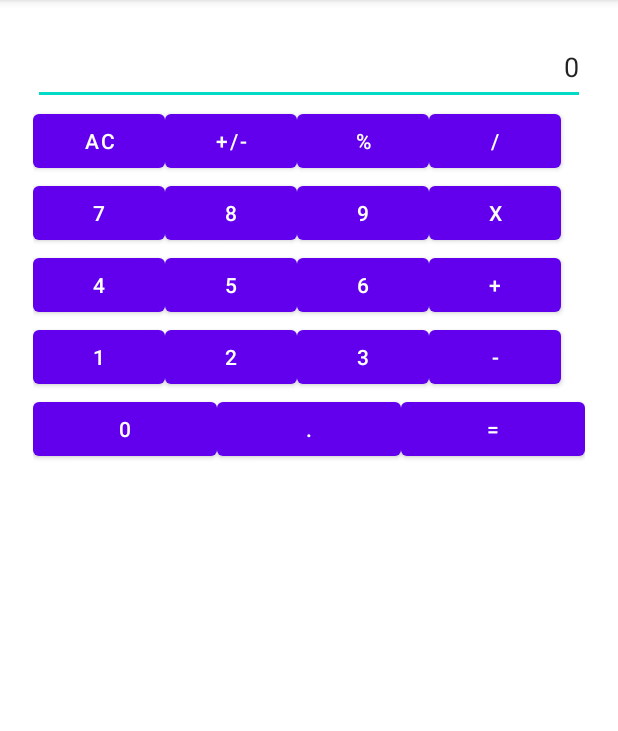
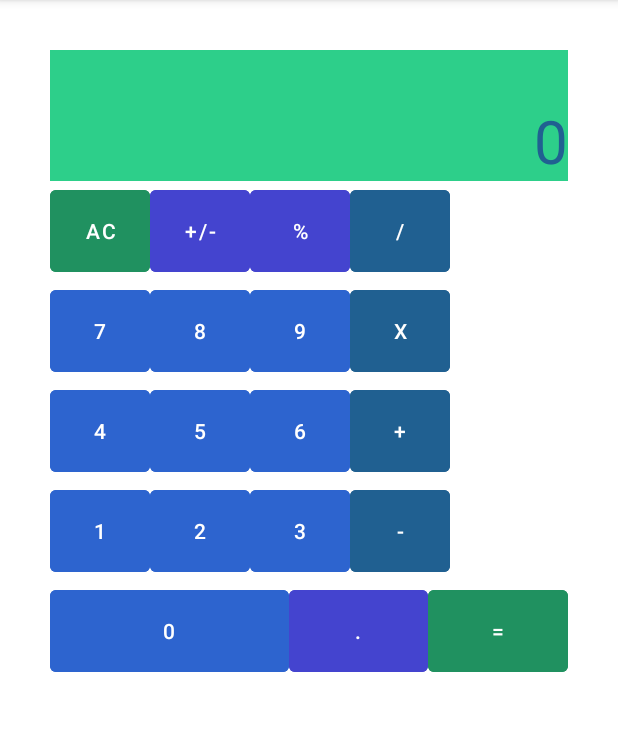
Before and after one commit to lebrony/Calculator-App, an Android app: the screen it shows after launch (MainActivity), on a phone screen of 412 x 824 dp, the part 84-815 px from its top. Run offline under Robolectric (Android 15) with nearby library versions, the phone set to English and light mode, and no system bars.

Commit message:
adding colors

```diff
--- a/app/src/main/res/layout/activity_main.xml
+++ b/app/src/main/res/layout/activity_main.xml
@@ -5,22 +5,27 @@
     android:layout_width="match_parent"
     android:layout_height="match_parent"
     android:orientation="vertical"
-    android:padding="10pt"
+    android:padding="15pt"
     tools:context=".MainActivity">
 
     <EditText
         android:id="@+id/editTextTextPersonName2"
         android:layout_width="match_parent"
         android:layout_height="wrap_content"
+        android:background="@color/inputbox"
         android:ems="10"
         android:gravity="right"
         android:inputType="textPersonName"
         android:minHeight="48dp"
-        android:text="0" />
+        android:paddingTop="15pt"
+        android:text="@string/_0"
+        android:textColor="@color/operations"
+        android:textSize="40sp" />
 
     <TableLayout
         android:layout_width="match_parent"
-        android:layout_height="wrap_content">
+        android:layout_height="wrap_content"
+        android:gravity="center">
 
         <TableRow
             android:layout_width="match_parent"
@@ -28,27 +33,39 @@
 
             <Button
                 android:id="@+id/button13"
-                android:layout_width="wrap_content"
-                android:layout_height="wrap_content"
-                android:text="AC" />
+                style="?android:attr/buttonBarButtonStyle"
+                android:layout_width="30pt"
+                android:layout_height="30pt"
+                android:backgroundTint="@color/main_button"
+                android:text="@string/ac"
+                android:textColor="@android:color/white" />
 
             <Button
                 android:id="@+id/button12"
-                android:layout_width="wrap_content"
-                android:layout_height="wrap_content"
-                android:text="+/-" />
+                style="?android:attr/buttonBarButtonStyle"
+                android:layout_width="30pt"
+                android:layout_height="30pt"
+                android:backgroundTint="@color/operation_button"
+                android:text="@string/plus_or_minus"
+                android:textColor="@android:color/white" />
 
             <Button
                 android:id="@+id/button11"
-                android:layout_width="wrap_content"
-                android:layout_height="wrap_content"
-                android:text="%" />
+                style="?android:attr/buttonBarButtonStyle"
+                android:layout_width="30pt"
+                android:layout_height="30pt"
+                android:backgroundTint="@color/operation_button"
+                android:text="@string/percent"
+                android:textColor="@android:color/white" />
 
             <Button
                 android:id="@+id/button10"
-                android:layout_width="wrap_content"
-                android:layout_height="wrap_content"
-                android:text="/" />
+                style="?android:attr/buttonBarButtonStyle"
+                android:layout_width="30pt"
+                android:layout_height="30pt"
+                android:backgroundTint="@color/operations"
+                android:text="@string/divide"
+                android:textColor="@android:color/white" />
         </TableRow>
 
         <TableRow
@@ -57,27 +74,39 @@
 
             <Button
                 android:id="@+id/button17"
-                android:layout_width="wrap_content"
-                android:layout_height="wrap_content"
-                android:text="7" />
+                style="?android:attr/buttonBarButtonStyle"
+                android:layout_width="30pt"
+                android:layout_height="30pt"
+                android:backgroundTint="@color/number_buttons"
+                android:text="@string/_7"
+                android:textColor="@android:color/white" />
 
             <Button
                 android:id="@+id/button16"
-                android:layout_width="wrap_content"
-                android:layout_height="wrap_content"
-                android:text="8" />
+                style="?android:attr/buttonBarButtonStyle"
+                android:layout_width="30pt"
+                android:layout_height="30pt"
+                android:backgroundTint="@color/number_buttons"
+                android:text="@string/_8"
+                android:textColor="@android:color/white" />
 
             <Button
                 android:id="@+id/button15"
-                android:layout_width="wrap_content"
-                android:layout_height="wrap_content"
-                android:text="9" />
+                style="?android:attr/buttonBarButtonStyle"
+                android:layout_width="30pt"
+                android:layout_height="30pt"
+                android:backgroundTint="@color/number_buttons"
+                android:text="@string/_9"
+                android:textColor="@android:color/white" />
 
             <Button
                 android:id="@+id/button14"
-                android:layout_width="wrap_content"
-                android:layout_height="wrap_content"
-                android:text="x" />
+                style="?android:attr/buttonBarButtonStyle"
+                android:layout_width="30pt"
+                android:layout_height="30pt"
+                android:backgroundTint="@color/operations"
+                android:text="@string/x"
+                android:textColor="@android:color/white" />
         </TableRow>
 
         <TableRow
@@ -86,27 +115,39 @@
 
             <Button
                 android:id="@+id/button21"
-                android:layout_width="wrap_content"
-                android:layout_height="wrap_content"
-                android:text="4" />
+                style="?android:attr/buttonBarButtonStyle"
+                android:layout_width="30pt"
+                android:layout_height="30pt"
+                android:backgroundTint="@color/number_buttons"
+                android:text="@string/_4"
+                android:textColor="@android:color/white" />
 
             <Button
                 android:id="@+id/button20"
-                android:layout_width="wrap_content"
-                android:layout_height="wrap_content"
-                android:text="5" />
+                style="?android:attr/buttonBarButtonStyle"
+                android:layout_width="30pt"
+                android:layout_height="30pt"
+                android:backgroundTint="@color/number_buttons"
+                android:text="@string/_5"
+                android:textColor="@android:color/white" />
 
             <Button
                 android:id="@+id/button19"
-                android:layout_width="wrap_content"
-                android:layout_height="wrap_content"
-                android:text="6" />
+                style="?android:attr/buttonBarButtonStyle"
+                android:layout_width="30pt"
+                android:layout_height="30pt"
+                android:backgroundTint="@color/number_buttons"
+                android:text="@string/_6"
+                android:textColor="@android:color/white" />
 
             <Button
                 android:id="@+id/button18"
-                android:layout_width="wrap_content"
-                android:layout_height="wrap_content"
-                android:text="+" />
+                style="?android:attr/buttonBarButtonStyle"
+                android:layout_width="30pt"
+                android:layout_height="30pt"
+                android:backgroundTint="@color/operations"
+                android:text="@string/plus"
+                android:textColor="@android:color/white" />
         </TableRow>
 
         <TableRow
@@ -115,27 +156,39 @@
 
             <Button
                 android:id="@+id/button25"
-                android:layout_width="wrap_content"
-                android:layout_height="wrap_content"
-                android:text="1" />
+                style="?android:attr/buttonBarButtonStyle"
+                android:layout_width="30pt"
+                android:layout_height="30pt"
+                android:backgroundTint="@color/number_buttons"
+                android:text="@string/_1"
+                android:textColor="@android:color/white" />
 
             <Button
                 android:id="@+id/button24"
-                android:layout_width="wrap_content"
-                android:layout_height="wrap_content"
-                android:text="2" />
+                style="?android:attr/buttonBarButtonStyle"
+                android:layout_width="30pt"
+                android:layout_height="30pt"
+                android:backgroundTint="@color/number_buttons"
+                android:text="@string/_2"
+                android:textColor="@android:color/white" />
 
             <Button
                 android:id="@+id/button23"
-                android:layout_width="wrap_content"
-                android:layout_height="wrap_content"
-                android:text="3" />
+                style="?android:attr/buttonBarButtonStyle"
+                android:layout_width="30pt"
+                android:layout_height="30pt"
+                android:backgroundTint="@color/number_buttons"
+                android:text="@string/_3"
+                android:textColor="@android:color/white" />
 
             <Button
                 android:id="@+id/button22"
-                android:layout_width="wrap_content"
-                android:layout_height="wrap_content"
-                android:text="-" />
+                style="?android:attr/buttonBarButtonStyle"
+                android:layout_width="30pt"
+                android:layout_height="30pt"
+                android:backgroundTint="@color/operations"
+                android:text="@string/minus"
+                android:textColor="@android:color/white" />
         </TableRow>
     </TableLayout>
 
@@ -146,24 +199,33 @@
 
         <Button
             android:id="@+id/button9"
-            android:layout_width="wrap_content"
-            android:layout_height="wrap_content"
+            style="?android:attr/buttonBarButtonStyle"
+            android:layout_width="60pt"
+            android:layout_height="30pt"
             android:layout_weight="1"
-            android:text="0" />
+            android:backgroundTint="@color/number_buttons"
+            android:text="@string/_0"
+            android:textColor="@android:color/white" />
 
         <Button
             android:id="@+id/button8"
-            android:layout_width="wrap_content"
-            android:layout_height="wrap_content"
+            style="?android:attr/buttonBarButtonStyle"
+            android:layout_width="30pt"
+            android:layout_height="30pt"
             android:layout_weight="1"
-            android:text="." />
+            android:backgroundTint="@color/operation_button"
+            android:text="@string/decimal"
+            android:textColor="@android:color/white" />
 
         <Button
             android:id="@+id/button7"
-            android:layout_width="wrap_content"
-            android:layout_height="wrap_content"
+            style="?android:attr/buttonBarButtonStyle"
+            android:layout_width="30pt"
+            android:layout_height="30pt"
             android:layout_weight="1"
-            android:text="=" />
+            android:backgroundTint="@color/main_button"
+            android:text="@string/equal"
+            android:textColor="@android:color/white" />
     </LinearLayout>
 
 </LinearLayout>
--- a/app/src/main/res/values/colors.xml
+++ b/app/src/main/res/values/colors.xml
@@ -7,4 +7,9 @@
     <color name="teal_700">#FF018786</color>
     <color name="black">#FF000000</color>
     <color name="white">#FFFFFFFF</color>
+    <color name="inputbox">#2DCF8A</color>
+    <color name="number_buttons">#2D64CF</color>
+    <color name="operation_button">#4444CF</color>
+    <color name="main_button">#209160</color>
+    <color name="operations">#206091</color>
 </resources>
--- a/app/src/main/res/values/strings.xml
+++ b/app/src/main/res/values/strings.xml
@@ -1,3 +1,22 @@
 <resources>
     <string name="app_name">Calculator App</string>
+    <string name="_7">7</string>
+    <string name="divide">/</string>
+    <string name="_8">8</string>
+    <string name="_9">9</string>
+    <string name="x">x</string>
+    <string name="_4">4</string>
+    <string name="_5">5</string>
+    <string name="_6">6</string>
+    <string name="plus">+</string>
+    <string name="_1">1</string>
+    <string name="_2">2</string>
+    <string name="_3">3</string>
+    <string name="minus">-</string>
+    <string name="decimal">.</string>
+    <string name="equal">=</string>
+    <string name="percent">%</string>
+    <string name="plus_or_minus">+/-</string>
+    <string name="ac">AC</string>
+    <string name="_0">0</string>
 </resources>
```
